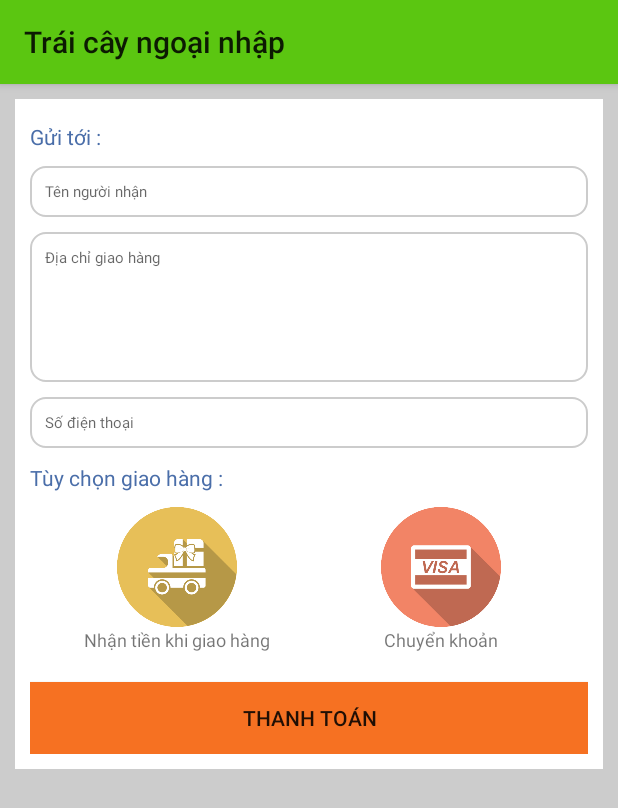
After one commit to HuynhLongHo/LuanVan, an Android app: the ThanhToanActivity screen opened directly, with no data from a screen before it, on a phone screen of 412 x 824 dp. The commit adds this screen. Shown: the top 808 px of the screen. Run offline under Robolectric (Android 15) with nearby library versions, the phone set to English and light mode, and no system bars.

Commit message:
ThanhToan
Thêm giao diện thanh toán, được gọi khi chọn button mua ngay

```diff
--- a/TraiCayNgoaiNhap/app/src/main/AndroidManifest.xml
+++ b/TraiCayNgoaiNhap/app/src/main/AndroidManifest.xml
@@ -68,6 +68,9 @@
         <activity
             android:name=".View.GioHang.GioHangActivity"
             android:screenOrientation="portrait" />
+        <activity
+            android:name=".View.ThanhToan.ThanhToanActivity"
+            android:screenOrientation="portrait" />
     </application>
 
 </manifest>
--- a/TraiCayNgoaiNhap/app/src/main/java/longho/nienluan/traicayngoainhap/View/GioHang/GioHangActivity.java
+++ b/TraiCayNgoaiNhap/app/src/main/java/longho/nienluan/traicayngoainhap/View/GioHang/GioHangActivity.java
@@ -1,11 +1,13 @@
 package longho.nienluan.traicayngoainhap.View.GioHang;
 
+import android.content.Intent;
 import android.os.Bundle;
 import android.support.annotation.Nullable;
 import android.support.v7.app.AppCompatActivity;
 import android.support.v7.widget.LinearLayoutManager;
 import android.support.v7.widget.RecyclerView;
 import android.support.v7.widget.Toolbar;
+import android.view.View;
 import android.widget.Button;
 
 import java.util.List;
@@ -14,8 +16,9 @@ import longho.nienluan.traicayngoainhap.Adapter.AdapterGioHang;
 import longho.nienluan.traicayngoainhap.Model.ObjectClass.traicay;
 import longho.nienluan.traicayngoainhap.Presenter.GioHang.PresenterLogicGioHang;
 import longho.nienluan.traicayngoainhap.R;
+import longho.nienluan.traicayngoainhap.View.ThanhToan.ThanhToanActivity;
 
-public class GioHangActivity extends AppCompatActivity implements ViewGioHang {
+public class GioHangActivity extends AppCompatActivity implements ViewGioHang, View.OnClickListener {
     RecyclerView recyclerView;
     PresenterLogicGioHang presenterLogicGioHang;
     Toolbar toolbar;
@@ -35,7 +38,7 @@ public class GioHangActivity extends AppCompatActivity implements ViewGioHang {
         presenterLogicGioHang = new PresenterLogicGioHang(this);
         presenterLogicGioHang.LayDanhSachSanPhamTrongGioHang(this);
 
-//        btnMuaNgay.setOnClickListener(this);
+        btnMuaNgay.setOnClickListener(this);
     }
 
     @Override
@@ -45,4 +48,15 @@ public class GioHangActivity extends AppCompatActivity implements ViewGioHang {
         recyclerView.setLayoutManager(layoutManager);
         recyclerView.setAdapter(adapterGioHang);
     }
+
+    @Override
+    public void onClick(View v) {
+        int id = v.getId();
+        switch (id){
+            case R.id.btnMuaNgay:
+                Intent iThanhToan = new Intent(GioHangActivity.this, ThanhToanActivity.class);
+                startActivity(iThanhToan);
+                break;
+        }
+    }
 }
--- /dev/null
+++ b/TraiCayNgoaiNhap/app/src/main/java/longho/nienluan/traicayngoainhap/View/ThanhToan/ThanhToanActivity.java
@@ -0,0 +1,53 @@
+package longho.nienluan.traicayngoainhap.View.ThanhToan;
+
+import android.os.Bundle;
+import android.support.annotation.Nullable;
+import android.support.v7.app.AppCompatActivity;
+import android.support.v7.widget.Toolbar;
+import android.view.Window;
+import android.view.WindowManager;
+
+import longho.nienluan.traicayngoainhap.R;
+
+public class ThanhToanActivity extends AppCompatActivity {
+    Toolbar toolbar;
+//    EditText edTenNguoiNhan,edDiaChi,edSoDT;
+//    ImageButton imNhanTienKhiGiaoHang,imChuyenKhoan;
+//    TextView txtNhanTienKhiGiaoHang,txtChuyenKhoan;
+//    Button btnThanhToan;
+//    CheckBox cbThoaThuan;
+//    PresenterLogicThanhToan presenterLogicThanhToan;
+//    List<ChiTietHoaDon> chiTietHoaDons = new ArrayList<>();
+
+    int chonHinhThuc = 0;
+    @Override
+    protected void onCreate(@Nullable Bundle savedInstanceState) {
+        super.onCreate(savedInstanceState);
+
+        //ẩn statusbar
+        requestWindowFeature(Window.FEATURE_NO_TITLE);
+        this.getWindow().setFlags(WindowManager.LayoutParams.FLAG_FULLSCREEN,WindowManager.LayoutParams.FLAG_FULLSCREEN);
+
+        setContentView(R.layout.layout_thanhtoan);
+
+        toolbar = (Toolbar) findViewById(R.id.toolbar);
+//        edTenNguoiNhan = (EditText) findViewById(R.id.edTenNguoiNhan);
+//        edDiaChi = (EditText) findViewById(R.id.edDiaChi);
+//        edSoDT = (EditText) findViewById(R.id.edSoDT);
+//        imNhanTienKhiGiaoHang = (ImageButton) findViewById(R.id.imNhanTienKhiGiaoHang);
+//        imChuyenKhoan = (ImageButton) findViewById(R.id.imChuyenKhoan);
+//        btnThanhToan = (Button) findViewById(R.id.btnThanhToan);
+//        cbThoaThuan = (CheckBox) findViewById(R.id.cbThoaThuan);
+//        txtNhanTienKhiGiaoHang = (TextView) findViewById(R.id.txtNhanTienKhiGiaoHang);
+//        txtChuyenKhoan = (TextView) findViewById(R.id.txtChuyenKhoan);
+//
+//        presenterLogicThanhToan = new PresenterLogicThanhToan(this,this);
+//        presenterLogicThanhToan.LayDanhSachSanPhamTrongGioHang();
+
+        setSupportActionBar(toolbar);
+
+//        btnThanhToan.setOnClickListener(this);
+//        imNhanTienKhiGiaoHang.setOnClickListener(this);
+//        imChuyenKhoan.setOnClickListener(this);
+    }
+}
--- /dev/null
+++ b/TraiCayNgoaiNhap/app/src/main/res/drawable/border_thanhtoan.xml
@@ -0,0 +1,18 @@
+<?xml version="1.0" encoding="utf-8"?>
+<shape xmlns:android="http://schemas.android.com/apk/res/android"
+    android:shape="rectangle"
+    >
+
+    <solid android:color="@color/colorWhite"/>
+    <corners android:radius="10dp" />
+    <stroke android:color="@color/colorGray"
+        android:width="1dp"
+        />
+
+    <padding
+        android:bottom="10dp"
+        android:top="10dp"
+        android:left="10dp"
+        android:right="10dp"
+        />
+</shape>
--- /dev/null
+++ b/TraiCayNgoaiNhap/app/src/main/res/layout/layout_thanhtoan.xml
@@ -0,0 +1,173 @@
+<?xml version="1.0" encoding="utf-8"?>
+<android.support.design.widget.CoordinatorLayout
+    xmlns:android="http://schemas.android.com/apk/res/android"
+    xmlns:app="http://schemas.android.com/apk/res-auto"
+    android:layout_width="match_parent"
+    android:layout_height="match_parent"
+    android:background="@color/colorGray"
+    >
+
+    <android.support.design.widget.AppBarLayout
+        android:layout_width="match_parent"
+        android:layout_height="wrap_content">
+
+        <android.support.v7.widget.Toolbar
+            android:id="@+id/toolbar"
+            android:layout_width="match_parent"
+            android:layout_height="?attr/actionBarSize"/>
+
+
+
+    </android.support.design.widget.AppBarLayout>
+
+    <LinearLayout
+        android:layout_width="match_parent"
+        android:layout_height="wrap_content"
+        android:orientation="vertical"
+        android:background="@color/colorWhite"
+        android:layout_margin="10dp"
+        android:padding="10dp"
+        app:layout_behavior="@string/appbar_scrolling_view_behavior"
+        >
+
+        <TextView
+            android:layout_width="wrap_content"
+            android:layout_height="wrap_content"
+            android:text="Gửi tới : "
+            android:textColor="@color/colorFacebook"
+            android:layout_marginTop="5dp"
+            />
+
+        <EditText
+            android:id="@+id/edTenNguoiNhan"
+            android:layout_width="match_parent"
+            android:layout_height="wrap_content"
+            android:hint="Tên người nhận "
+            android:layout_marginTop="10dp"
+            android:background="@drawable/border_thanhtoan"
+            android:textSize="10sp"
+            android:textColor="@color/colorGray"
+            />
+
+        <EditText
+            android:id="@+id/edDiaChi"
+            android:layout_width="match_parent"
+            android:layout_height="100dp"
+            android:hint="Địa chỉ giao hàng "
+            android:gravity="top"
+            android:layout_marginTop="10dp"
+            android:background="@drawable/border_thanhtoan"
+            android:textSize="10sp"
+            android:textColor="@color/colorGray"
+            />
+
+        <EditText
+            android:id="@+id/edSoDT"
+            android:layout_width="match_parent"
+            android:layout_height="wrap_content"
+            android:hint="Số điện thoại "
+            android:layout_marginTop="10dp"
+            android:background="@drawable/border_thanhtoan"
+            android:textSize="10sp"
+            android:inputType="number"
+            android:textColor="@color/colorGray"
+            />
+
+        <TextView
+            android:layout_width="wrap_content"
+            android:layout_height="wrap_content"
+            android:text="Tùy chọn giao hàng : "
+            android:layout_marginTop="10dp"
+            android:textColor="@color/colorFacebook"
+
+            />
+
+        <LinearLayout
+            android:layout_width="match_parent"
+            android:layout_height="wrap_content"
+            android:orientation="horizontal"
+            android:layout_margin="10dp"
+            >
+
+            <LinearLayout
+                android:layout_width="match_parent"
+                android:layout_height="wrap_content"
+                android:orientation="vertical"
+                android:layout_weight="1"
+                android:gravity="center"
+                >
+
+                <ImageButton
+                    android:id="@+id/imNhanTienKhiGiaoHang"
+                    android:layout_width="80dp"
+                    android:layout_height="80dp"
+                    android:src="@drawable/ship"
+                    android:scaleType="centerInside"
+                    android:background="@color/colorWhite"
+
+                    />
+
+                <TextView
+                    android:id="@+id/txtNhanTienKhiGiaoHang"
+                    android:layout_width="wrap_content"
+                    android:layout_height="wrap_content"
+                    android:text="Nhận tiền khi giao hàng"
+                    android:textSize="12sp"
+                    />
+
+            </LinearLayout>
+
+            <LinearLayout
+                android:layout_width="match_parent"
+                android:layout_height="wrap_content"
+                android:orientation="vertical"
+                android:layout_weight="1"
+                android:gravity="center"
+                >
+
+                <ImageButton
+                    android:id="@+id/imChuyenKhoan"
+                    android:layout_width="80dp"
+                    android:layout_height="80dp"
+                    android:src="@drawable/visa"
+                    android:scaleType="centerInside"
+                    android:background="@color/colorWhite"
+
+                    />
+
+                <TextView
+                    android:id="@+id/txtChuyenKhoan"
+                    android:layout_width="wrap_content"
+                    android:layout_height="wrap_content"
+                    android:text="Chuyển khoản"
+                    android:textSize="12sp"
+                    />
+
+            </LinearLayout>
+
+
+
+        </LinearLayout>
+
+        <!--<CheckBox-->
+            <!--android:id="@+id/cbThoaThuan"-->
+            <!--android:layout_width="match_parent"-->
+            <!--android:layout_height="wrap_content"-->
+            <!--android:text="Tôi cam kết các thông tin trên là hoàn toàn chính xác"-->
+            <!--android:layout_margin="10dp"-->
+            <!--/>-->
+
+        <Button
+            android:id="@+id/btnThanhToan"
+            android:layout_width="match_parent"
+            android:layout_height="wrap_content"
+            android:padding="10dp"
+            android:text="Thanh Toán"
+            android:background="@color/bgLogo"
+            android:layout_marginTop="10dp"
+            android:layout_gravity="bottom"
+            />
+    </LinearLayout>
+
+
+</android.support.design.widget.CoordinatorLayout>
```
Also changed, not shown: TraiCayNgoaiNhap/app/src/main/res/drawable/ship.png (added), TraiCayNgoaiNhap/app/src/main/res/drawable/visa.png (added).
